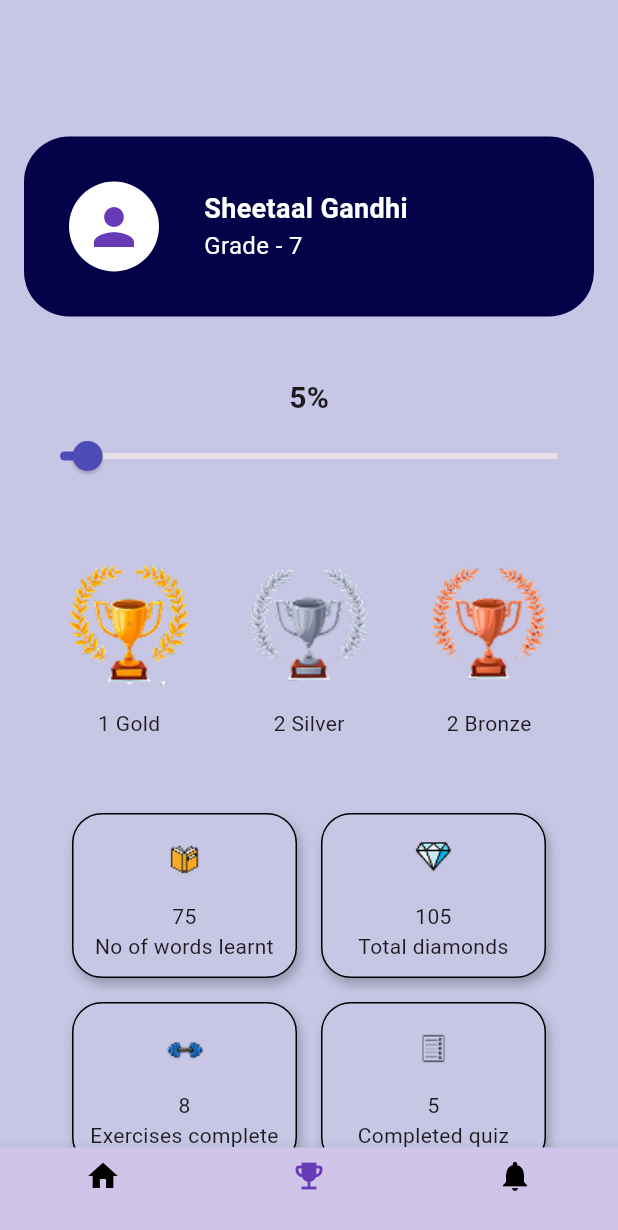
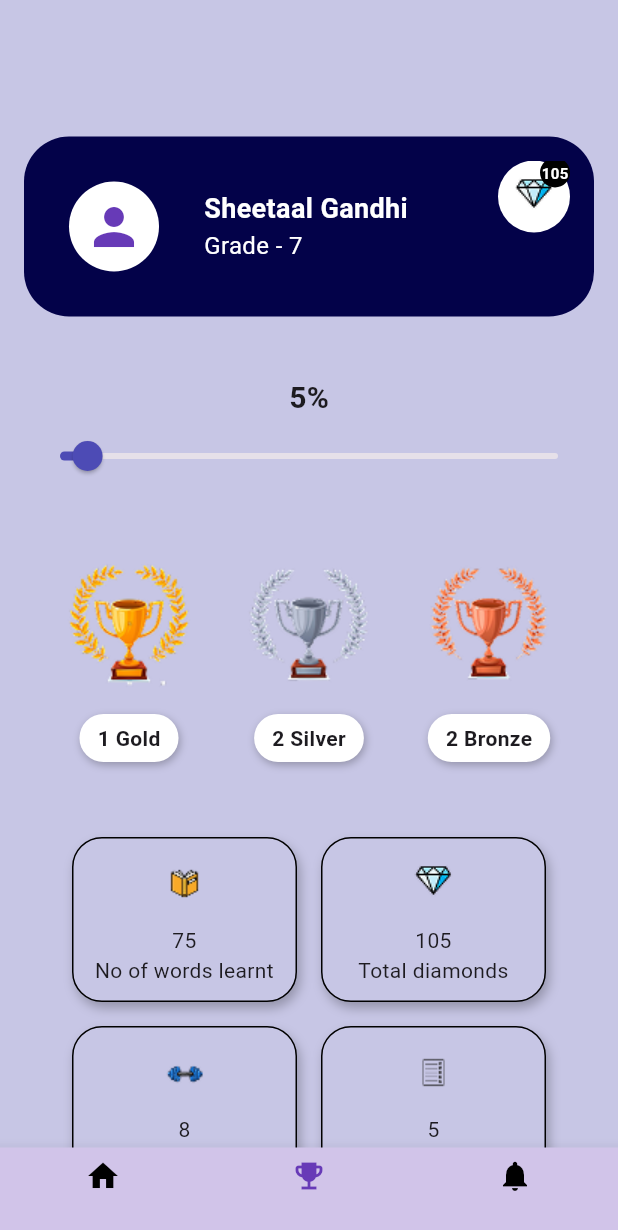
Before and after one commit to PavanCodes05/Spell-Champ-Frontend, a Flutter app: the ProgressAchievementsScreen screen opened directly, on a phone screen of 412 x 824 dp. Shown: the top 1230 px of the screen. Run offline on Flutter 3.47's test engine with Material 3 defaults, Android fonts, the phone set to English and light mode, and no system bars; our stand-ins replace fluttertoast.

Commit message:
changes made to ProgressAchievementsScreen

```diff
--- /dev/null
+++ b/devtools_options.yaml
@@ -0,0 +1,3 @@
+description: This file stores settings for Dart & Flutter DevTools.
+documentation: https://docs.flutter.dev/tools/devtools/extensions#configure-extension-enablement-states
+extensions:
--- /dev/null
+++ b/lib/common/widgets/button/diamond_badge.dart
@@ -0,0 +1,55 @@
+import 'package:flutter/material.dart';
+
+class DiamondBadge extends StatelessWidget {
+  final int diamondCount;
+  final double top;
+  final double right;
+
+  const DiamondBadge({
+    super.key,
+    required this.diamondCount,
+    this.top = 16,
+    this.right = 16,
+  });
+
+  @override
+  Widget build(BuildContext context) {
+    return Positioned(
+      top: top,
+      right: right,
+      child: Stack(
+        alignment: Alignment.center,
+        children: [
+          const CircleAvatar(
+            backgroundColor: Colors.white,
+            radius: 24,
+            child: Image(
+              image: AssetImage("assets/images/dimond.png"),
+              width: 60,
+              height: 60,
+            ),
+          ),
+          Positioned(
+            top: -2,
+            right: -2,
+            child: Container(
+              padding: const EdgeInsets.all(3),
+              decoration: const BoxDecoration(
+                color: Colors.black,
+                shape: BoxShape.circle,
+              ),
+              child: Text(
+                "$diamondCount",
+                style: const TextStyle(
+                  color: Colors.white,
+                  fontSize: 10,
+                  fontWeight: FontWeight.bold,
+                ),
+              ),
+            ),
+          )
+        ],
+      ),
+    );
+  }
+}
--- /dev/null
+++ b/lib/core/diamond_logic.dart
@@ -0,0 +1,13 @@
+class DiamondUtils {
+  static int calculateFromWords(int wordCount) {
+    return wordCount ~/ 5;
+  }
+
+  static int calculateFromExercise() {
+    return 5;
+  }
+
+  static int calculateFromQuiz() {
+    return 10;
+  }
+}
--- a/lib/main.dart
+++ b/lib/main.dart
@@ -1,6 +1,6 @@
 import 'package:flutter/material.dart';
 import 'package:spell_champ_frontend/core/configs/theme/app_theme.dart';
-import 'package:spell_champ_frontend/presentation/auth/pages/signup%20_or_login.dart';
+import 'package:spell_champ_frontend/presentation/pages/signup%20_or_login.dart';
 
 
 void main() {
--- a/lib/presentation/auth/pages/dashboard.dart
+++ b/lib/presentation/pages/dashboard.dart
@@ -1,6 +1,8 @@
 import 'package:flutter/material.dart';
+import 'package:spell_champ_frontend/common/widgets/button/diamond_badge.dart';
 import 'package:spell_champ_frontend/core/configs/theme/app_colors.dart';
 import 'package:spell_champ_frontend/core/configs/theme/app_theme.dart';
+import 'package:spell_champ_frontend/core/diamond_logic.dart';
 
 void main() {
   runApp(
@@ -22,11 +24,9 @@ class ProgressAchievementsScreen extends StatefulWidget {
 
 class _ProgressAchievementsScreenState
     extends State<ProgressAchievementsScreen> {
-
   static const int totalGrades = 12;
   static const int exercisesPerGrade = 10;
   static const int totalExercises = totalGrades * exercisesPerGrade;
-
 
   int goldCount = 0;
   int silverCount = 0;
@@ -44,7 +44,6 @@ class _ProgressAchievementsScreenState
   }
 
   void loadProgressData() {
-
     onWordLearned(75);
     for (int i = 0; i < 8; i++) {
       onExerciseCompleted();
@@ -58,19 +57,19 @@ class _ProgressAchievementsScreenState
 
   void onWordLearned(int count) {
     wordsLearned += count;
-    diamonds += (count ~/ 5);
+    diamonds += DiamondUtils.calculateFromWords(count);
     updateProgress();
   }
 
   void onExerciseCompleted() {
     exercisesCompleted++;
-    diamonds += 5;
+    diamonds += DiamondUtils.calculateFromExercise();
     updateProgress();
   }
 
   void onQuizCompleted(int score) {
     quizzesCompleted++;
-    diamonds += 10;
+    diamonds += DiamondUtils.calculateFromQuiz();
 
     if (score >= 90) {
       goldCount++;
@@ -84,10 +83,8 @@ class _ProgressAchievementsScreenState
   }
 
   void updateProgress() {
-
-    int totalActivities = totalExercises + totalExercises;
+    int totalActivities = totalExercises * 2;
     int done = exercisesCompleted + quizzesCompleted;
-
     progressPercent = (done / totalActivities).clamp(0.0, 1.0);
     setState(() {});
   }
@@ -101,6 +98,9 @@ class _ProgressAchievementsScreenState
           child: Column(
             children: [
               const SizedBox(height: 75),
+              Stack(
+                clipBehavior: Clip.none,
+                children: [
                   Container(
                     padding: const EdgeInsets.all(30),
                     decoration: BoxDecoration(
@@ -128,15 +128,18 @@ class _ProgressAchievementsScreenState
                             ),
                             Text(
                               "Grade - 7",
-                          style: TextStyle(fontSize: 16, color: Colors.white),
+                              style:
+                                  TextStyle(fontSize: 16, color: Colors.white),
                             ),
                           ],
                         )
                       ],
                     ),
                   ),
+                  DiamondBadge(diamondCount: diamonds),
+                ],
+              ),
               const SizedBox(height: 40),
-
               Column(
                 children: [
                   Text(
@@ -151,27 +154,22 @@ class _ProgressAchievementsScreenState
                     divisions: 100,
                     label: "${(progressPercent * 100).toInt()}%",
                     activeColor: AppColors.primary,
-
                   ),
                 ],
               ),
               const SizedBox(height: 40),
-
-
               Row(
                 mainAxisAlignment: MainAxisAlignment.spaceEvenly,
                 children: [
                   _buildTrophyStat(
                       "assets/images/gold_trophy.png", "$goldCount Gold"),
-                  _buildTrophyStat(
-                      "assets/images/silver_trophy.png", "$silverCount Silver"),
-                  _buildTrophyStat(
-                      "assets/images/bronze_trophy.png", "$bronzeCount Bronze"),
+                  _buildTrophyStat("assets/images/silver_trophy.png",
+                      "$silverCount Silver"),
+                  _buildTrophyStat("assets/images/bronze_trophy.png",
+                      "$bronzeCount Bronze"),
                 ],
               ),
               const SizedBox(height: 50),
-
-
               Wrap(
                 alignment: WrapAlignment.center,
                 spacing: 16,
@@ -210,8 +208,25 @@ class _ProgressAchievementsScreenState
     return Column(
       children: [
         Image.asset(imagePath, width: 100, height: 100),
-        const SizedBox(height: 4),
-        Text(label, textAlign: TextAlign.center),
+        const SizedBox(height: 8),
+        Container(
+          padding: const EdgeInsets.symmetric(horizontal: 12, vertical: 6),
+          decoration: BoxDecoration(
+            color: Colors.white,
+            borderRadius: BorderRadius.circular(20),
+            boxShadow: const [
+              BoxShadow(
+                  color: Colors.black26, blurRadius: 4, offset: Offset(1, 2))
+            ],
+          ),
+          child: Text(
+            label,
+            style: const TextStyle(
+              fontSize: 14,
+              fontWeight: FontWeight.bold,
+            ),
+          ),
+        ),
       ],
     );
   }
--- a/lib/presentation/auth/pages/login_screen.dart
+++ b/lib/presentation/pages/login_screen.dart
@@ -1,6 +1,6 @@
 import 'package:flutter/material.dart';
 import 'package:spell_champ_frontend/core/configs/theme/app_colors.dart';
-import 'package:spell_champ_frontend/presentation/auth/pages/gradeselection.dart';
+import 'package:spell_champ_frontend/presentation/pages/gradeselection.dart';
 
 class LoginScreen extends StatefulWidget {
   const LoginScreen({super.key});
--- a/lib/presentation/auth/pages/signup _or_login.dart
+++ b/lib/presentation/pages/signup _or_login.dart
@@ -1,8 +1,8 @@
 import 'package:flutter/material.dart';
 import 'package:spell_champ_frontend/common/widgets/button/basic_app_button.dart';
 import 'package:spell_champ_frontend/core/configs/theme/app_colors.dart';
-import 'package:spell_champ_frontend/presentation/auth/pages/login_screen.dart';
-import 'package:spell_champ_frontend/presentation/auth/pages/signup_screen.dart';
+import 'package:spell_champ_frontend/presentation/pages/login_screen.dart';
+import 'package:spell_champ_frontend/presentation/pages/signup_screen.dart';
 
 
 
--- a/lib/presentation/auth/pages/signup_screen.dart
+++ b/lib/presentation/pages/signup_screen.dart
@@ -1,7 +1,7 @@
 import 'package:flutter/material.dart';
 import 'package:fluttertoast/fluttertoast.dart';
 import 'package:spell_champ_frontend/common/widgets/button/basic_app_button.dart';
-import 'package:spell_champ_frontend/presentation/auth/pages/gradeselection.dart';
+import 'package:spell_champ_frontend/presentation/pages/gradeselection.dart';
 
 void main() {
   runApp(
```
Also changed, not shown: lib/presentation/pages/gradeselection.dart (renamed from lib/presentation/auth/pages/gradeselection.dart). Lines whose indentation alone changed are shown as unchanged.
